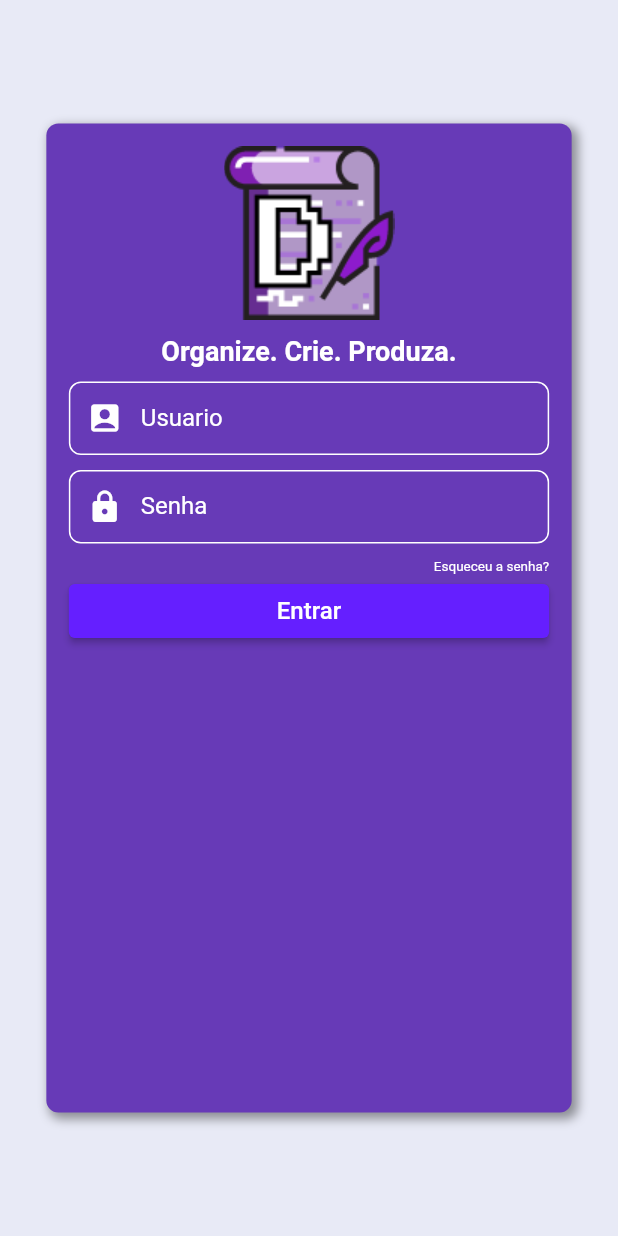
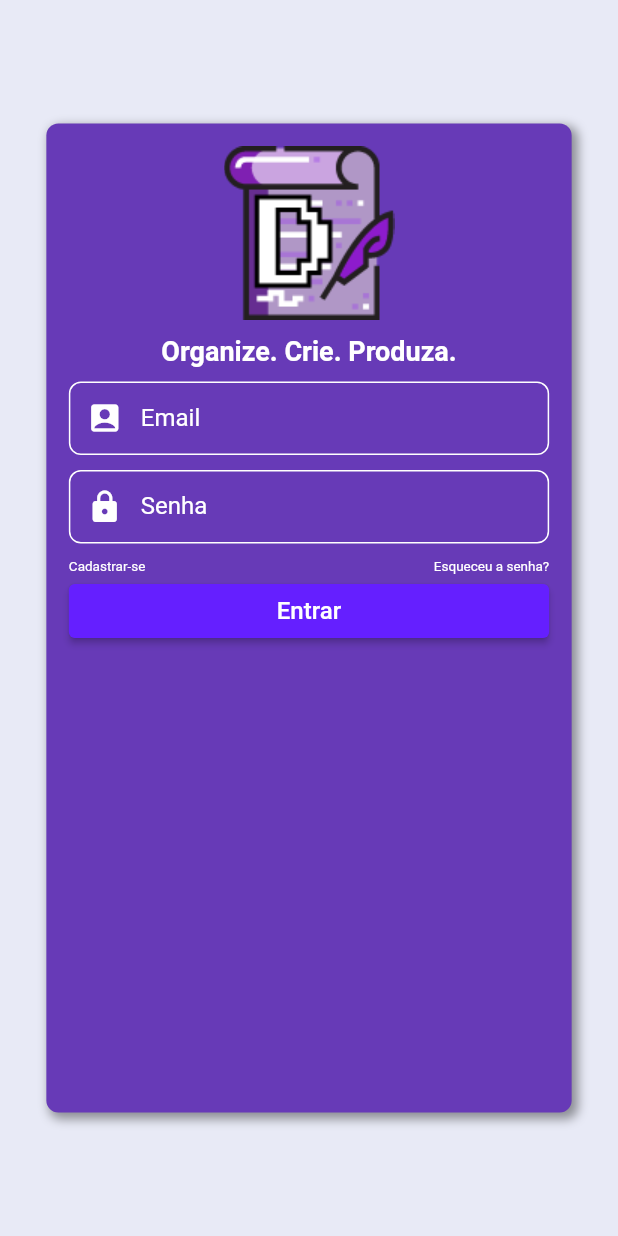
Before and after one commit to MisorWyvern/DailyQs, a Flutter app: the screen it shows after launch, on a phone screen of 412 x 824 dp. Run offline on Flutter 3.47's test engine with Material 2 defaults, Android fonts, the phone set to English and light mode, and no system bars; our stand-ins replace cloud_firestore, firebase_auth; accounts and stored records are empty; Roboto replaces fonts that are missing (Hind, Times).

Commit message:
Login Auth Sem Tratamentos

```diff
--- a/lib/main.dart
+++ b/lib/main.dart
@@ -1,4 +1,5 @@
 import 'package:flutter/material.dart';
+import 'package:pdm_av1/screens/cadastro.dart';
 import 'package:pdm_av1/screens/login.dart';
 import 'package:pdm_av1/screens/home.dart';
 import 'package:pdm_av1/screens/quests/adicionarQuest.dart';
@@ -37,6 +38,7 @@ class DailyQs extends StatelessWidget {
 
     home: Login(), // Rota de nome '/'
     routes: <String, WidgetBuilder> {
+      '/login/cadastro': (BuildContext context) => Cadastro(),
       '/home': (BuildContext context) => Home(),
       '/home/addQuest': (BuildContext context) => AdicionarQuest(),
       '/home/sobre': (BuildContext context) => Sobre(),
--- a/lib/screens/login.dart
+++ b/lib/screens/login.dart
@@ -1,3 +1,5 @@
+import 'package:firebase_auth/firebase_auth.dart';
+import 'package:flutter/gestures.dart';
 import 'package:flutter/material.dart';
 
 //Trocar CORES
@@ -7,6 +9,7 @@ const Color _corDoTextoBase = Color(0xFFffffff);
 
 //Trocar Textos
 const String _tituloLogin = "Organize. Crie. Produza.";
+final FirebaseAuth _auth = FirebaseAuth.instance;
 
 class Login extends StatefulWidget {
   @override
@@ -14,13 +17,16 @@ class Login extends StatefulWidget {
 }
 
 class _LoginState extends State<Login> {
+  TextEditingController controladorEmail = new TextEditingController();
+  TextEditingController controladorPass = new TextEditingController();
   @override
   Widget build(BuildContext context) {
     return Material(
       color: Colors.indigo[50],
       child: Center(
         child: Container(
-          height: MediaQuery.of(context).size.height - (MediaQuery.of(context).size.height * 0.2),
+          height: MediaQuery.of(context).size.height -
+              (MediaQuery.of(context).size.height * 0.2),
           margin: EdgeInsets.fromLTRB(MediaQuery.of(context).size.width * 0.075,
               0, MediaQuery.of(context).size.width * 0.075, 0),
           padding: EdgeInsets.all(15),
@@ -60,25 +66,37 @@ class _LoginState extends State<Login> {
                 ),
               ),
               CampoFormulario(
-                dicaCampo: 'Informe o usuario.',
-                labelCampo: 'Usuario',
+                dicaCampo: 'Informe o email.',
+                labelCampo: 'Email',
                 iconeCampo: Icon(Icons.account_box, color: _corDoTextoBase),
+                controlador: controladorEmail,
               ),
               CampoFormulario(
-
                 dicaCampo: 'Informe a senha.',
                 labelCampo: 'Senha',
                 iconeCampo: Icon(Icons.lock, color: _corDoTextoBase),
+                controlador: controladorPass,
               ),
               Container(
-                alignment: Alignment.centerRight,
                 margin: EdgeInsets.only(bottom: 0),
-                child: Text(
-                  'Esqueceu a senha?',
-                  style: TextStyle(
-                    color: _corDoTextoBase,
-                    fontSize: 9,
-                  ),
+                child: Row(
+                  children: [
+                    RichText(
+                      text: TextSpan(
+                        text: 'Cadastrar-se',
+                        style: TextStyle(fontSize: 9, color: _corDoTextoBase,),
+                        recognizer: TapGestureRecognizer()..onTap = () => Navigator.pushNamed(context, '/login/cadastro'),
+                      ),
+                    ),
+                    Expanded(child: Container(child: null)),
+                    Text(
+                      'Esqueceu a senha?',
+                      style: TextStyle(
+                        color: _corDoTextoBase,
+                        fontSize: 9,
+                      ),
+                    ),
+                  ],
                 ),
               ),
               Row(
@@ -86,7 +104,7 @@ class _LoginState extends State<Login> {
                   Expanded(
                     child: RaisedButton(
                       onPressed: () {
-                        Navigator.pushNamed(context, '/home');
+                        logarComEmailSenha(controladorEmail.text, controladorPass.text);
                       },
                       color: _corDoBotaoEntra,
                       textColor: Colors.white,
@@ -104,24 +122,41 @@ class _LoginState extends State<Login> {
       ),
     );
   }
+
+  void logarComEmailSenha(String email, String senha) async {
+    final FirebaseUser user = (await _auth.signInWithEmailAndPassword(
+      email: email,
+      password: senha,
+    ))
+        .user;
+
+        if(user!=null){
+          Navigator.pushNamed(context, '/home');
+        }
+        else{
+          debugPrint('Email ou senha invalidos.');
+        }
+  }
+
+
 }
 
 class CampoFormulario extends StatelessWidget {
   final Icon iconeCampo;
   final String labelCampo;
   final String dicaCampo;
+  final TextEditingController controlador;
 
-
-  const CampoFormulario({this.iconeCampo, this.labelCampo, this.dicaCampo});
+  const CampoFormulario({this.iconeCampo, this.labelCampo, this.dicaCampo, this.controlador});
 
   @override
   Widget build(BuildContext context) {
     return Container(
       margin: EdgeInsets.only(bottom: 10),
       child: TextFormField(
+        controller: controlador,
         style: Theme.of(context).textTheme.bodyText2,
         decoration: InputDecoration(
-
           //isDense: true,
           //floatingLabelBehavior: FloatingLabelBehavior.always,
           contentPadding: const EdgeInsets.all(15.0),
@@ -137,9 +172,12 @@ class CampoFormulario extends StatelessWidget {
           labelText: labelCampo,
           labelStyle: TextStyle(color: _corDoTextoBase),
           hintText: dicaCampo,
-          hintStyle: TextStyle(color: Color(0xFFb085f5),),
+          hintStyle: TextStyle(
+            color: Color(0xFFb085f5),
+          ),
         ),
       ),
     );
   }
+
 }
--- a/lib/screens/quests/adicionarQuest.dart
+++ b/lib/screens/quests/adicionarQuest.dart
@@ -1,6 +1,6 @@
 import 'dart:async';
 import 'package:flutter/material.dart';
-import 'package:pdm_av1/models/quest.dart';
+//import 'package:pdm_av1/models/quest.dart';
 //import 'package:pdm_av1/screens/home.dart';
 import 'package:cloud_firestore/cloud_firestore.dart';
 
--- a/pubspec.yaml
+++ b/pubspec.yaml
@@ -24,6 +24,7 @@ dependencies:
   # Use with the CupertinoIcons class for iOS style icons.
   cupertino_icons: ^0.1.2
   cloud_firestore: ^0.13.7
+  firebase_auth: ^0.16.1
 
 dev_dependencies:
   flutter_test:
```
Also changed, not shown: lib/screens/cadastro.dart (added, +66 -0 lines), lib/services/auth_service.dart (added), pubspec.lock, 1 other file.
